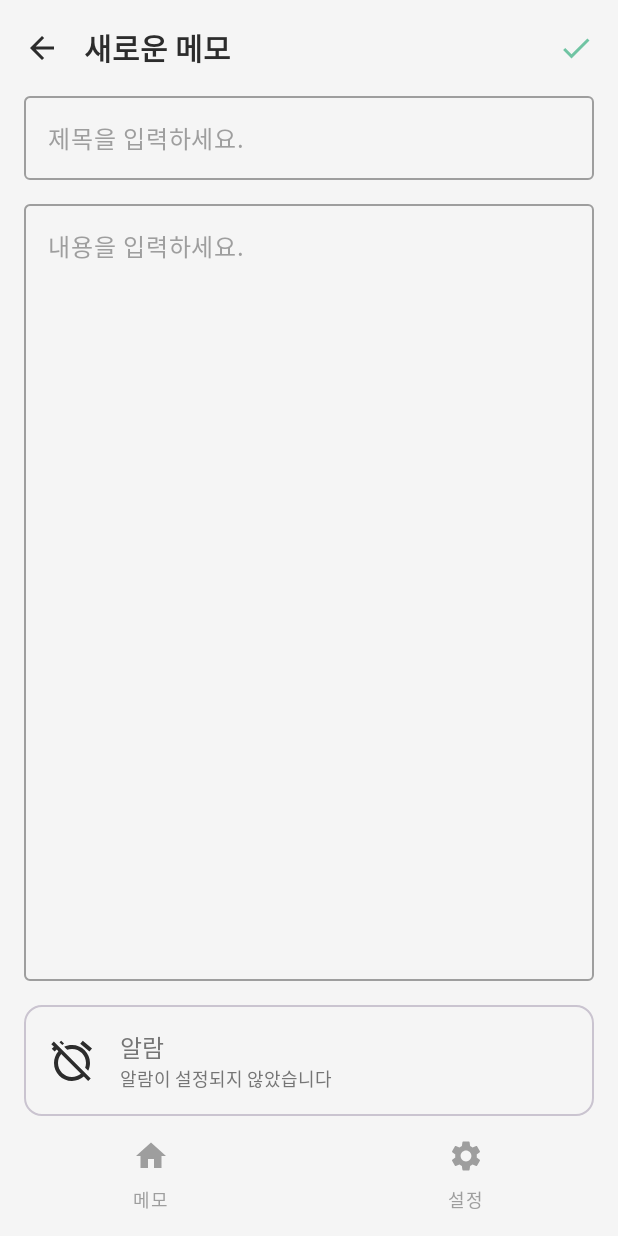
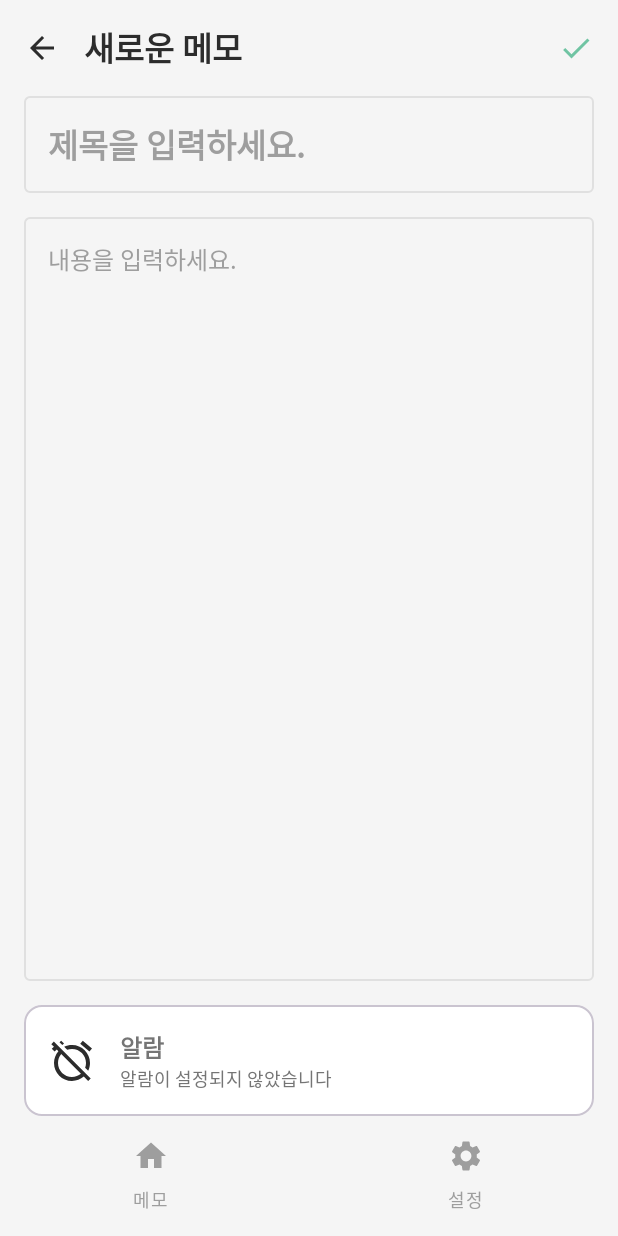
Before and after one commit to dev-minggyu/NoteApp, an Android app built with Jetpack Compose: the screen it shows after launch (MainActivity), after a tap on "메모 작성", on a phone screen of 412 x 824 dp. Run offline under Robolectric (Android 15) with nearby library versions, the phone set to English and light mode, and no system bars; our stand-ins replace Room's generated code; 1 other tap on this screen came first.

Commit message:
refactor: redefine color, typo

```diff
--- a/app/src/main/java/com/note/app/navigation/AppBottomNavigationBar.kt
+++ b/app/src/main/java/com/note/app/navigation/AppBottomNavigationBar.kt
@@ -11,7 +11,6 @@ import androidx.compose.material3.NavigationBarItemDefaults
 import androidx.compose.material3.Text
 import androidx.compose.runtime.Composable
 import androidx.compose.runtime.getValue
-import androidx.compose.ui.graphics.Color
 import androidx.compose.ui.graphics.vector.ImageVector
 import androidx.compose.ui.res.stringResource
 import androidx.navigation.NavController
@@ -38,8 +37,8 @@ fun AppBottomNavigationBar(navController: NavController) {
     )
 
     NavigationBar(
-        containerColor = AppTheme.colors.contentBackground,
-        contentColor = AppTheme.colors.toggleTint
+        containerColor = AppTheme.colors.background,
+        contentColor = AppTheme.colors.iconSecondary
     ) {
         val navBackStackEntry by navController.currentBackStackEntryAsState()
         val currentDestination = navBackStackEntry?.destination
@@ -61,11 +60,11 @@ fun AppBottomNavigationBar(navController: NavController) {
                     }
                 },
                 colors = NavigationBarItemDefaults.colors(
-                    selectedIconColor = Color(0xFF70C4A3),
-                    selectedTextColor = Color(0xFF70C4A3),
-                    unselectedIconColor = Color(0xFF9E9E9E),
-                    unselectedTextColor = Color(0xFF9E9E9E),
-                    indicatorColor = Color(0xFFE8F5F0)
+                    selectedIconColor = AppTheme.colors.primary,
+                    selectedTextColor = AppTheme.colors.primary,
+                    unselectedIconColor = AppTheme.colors.iconSecondary,
+                    unselectedTextColor = AppTheme.colors.iconSecondary,
+                    indicatorColor = AppTheme.colors.primaryContainer
                 )
             )
         }
--- a/feature/common/src/main/java/com/note/feature/common/ui/component/SimpleTextField.kt
+++ b/feature/common/src/main/java/com/note/feature/common/ui/component/SimpleTextField.kt
@@ -31,7 +31,7 @@ fun SimpleTextField(
     trailingIcon: @Composable (() -> Unit)? = null,
     singleLine: Boolean = true,
     textStyle: TextStyle = TextStyle(),
-    backgroundColor: Color = AppTheme.colors.contentBackground,
+    backgroundColor: Color = AppTheme.colors.background,
     shape: Shape = RoundedCornerShape(16.dp),
     contentPadding: PaddingValues = PaddingValues(horizontal = 10.dp, vertical = 10.dp),
     borderWidth: Dp = 1.dp,
--- a/feature/common/src/main/java/com/note/feature/common/ui/theme/AppTheme.kt
+++ b/feature/common/src/main/java/com/note/feature/common/ui/theme/AppTheme.kt
@@ -11,10 +11,7 @@ object AppTheme {
         @ReadOnlyComposable
         get() = LocalAppColors.current
 
-    val typo: Typo
-        @Composable
-        @ReadOnlyComposable
-        get() = LocalTypo
+    val typo: Typo = AppTypography
 }
 
 @Composable
@@ -25,7 +22,9 @@ fun AppTheme(
     content: @Composable () -> Unit
 ) {
     val appColors = if (darkTheme) DarkColors else LightColors
-    CompositionLocalProvider(LocalAppColors provides appColors) {
+    CompositionLocalProvider(
+        LocalAppColors provides appColors
+    ) {
         content()
     }
 }
--- a/feature/common/src/main/java/com/note/feature/common/ui/theme/Color.kt
+++ b/feature/common/src/main/java/com/note/feature/common/ui/theme/Color.kt
@@ -5,47 +5,50 @@ import androidx.compose.ui.graphics.Color
 
 data class Colors(
     val primary: Color,
-    val contentBackground: Color,
-    val titleText: Color,
-    val subTitleText: Color,
-    val cardBackground: Color,
-    val toggleTint: Color,
-    val fabTint: Color,
-    val topBarBackground: Color,
-    val emptyText: Color,
-    val boarder: Color,
-    val disable: Color,
-    val error: Color
+    val background: Color,
+    val surface: Color,
+    val textPrimary: Color,
+    val textSecondary: Color,
+    val textTertiary: Color,
+    val textDisabled: Color,
+    val iconPrimary: Color,
+    val iconSecondary: Color,
+    val border: Color,
+    val error: Color,
+    val success: Color,
+    val primaryContainer: Color
 )
 
 internal val LightColors = Colors(
     primary = Color(0xFF70C4A3),
-    contentBackground = Color(0xFFF5F5F5),
-    titleText = Color(0xFF2C2C2C),
-    subTitleText = Color(0xFF757575),
-    cardBackground = Color.White,
-    toggleTint = Color(0xFF9E9E9E),
-    fabTint = Color.White,
-    topBarBackground = Color(0xFFF5F5F5),
-    emptyText = Color(0xFF9E9E9E),
-    boarder = Color(0xFF000000),
-    disable = Color(0xFF9E9E9E),
-    error = Color(0xFFFF0000)
+    background = Color(0xFFF5F5F5),
+    surface = Color.White,
+    textPrimary = Color(0xFF2C2C2C),
+    textSecondary = Color(0xFF757575),
+    textTertiary = Color(0xFF9E9E9E),
+    textDisabled = Color(0xFFBDBDBD),
+    iconPrimary = Color(0xFF2C2C2C),
+    iconSecondary = Color(0xFF9E9E9E),
+    border = Color(0xFFE0E0E0),
+    error = Color(0xFFFF5252),
+    success = Color(0xFF4CAF50),
+    primaryContainer = Color(0xFFE8F5F0)
 )
 
 internal val DarkColors = Colors(
     primary = Color(0xFF70C4A3),
-    contentBackground = Color(0xFF2C2C2C),
-    titleText = Color(0xFFE0E0E0),
-    subTitleText = Color(0xFFB0B0B0),
-    cardBackground = Color(0xFF1E1E1E),
-    toggleTint = Color(0xFF757575),
-    fabTint = Color(0xFF2C2C2C),
-    topBarBackground = Color(0xFF1E1E1E),
-    emptyText = Color(0xFF757575),
-    boarder = Color(0xFFFFFFFF),
-    disable = Color(0xFF9E9E9E),
-    error = Color(0xFFFF0000)
+    background = Color(0xFF121212),
+    surface = Color(0xFF1E1E1E),
+    textPrimary = Color(0xFFE0E0E0),
+    textSecondary = Color(0xFFB0B0B0),
+    textTertiary = Color(0xFF757575),
+    textDisabled = Color(0xFF555555),
+    iconPrimary = Color(0xFFE0E0E0),
+    iconSecondary = Color(0xFF757575),
+    border = Color(0xFF333333),
+    error = Color(0xFFFF5252),
+    success = Color(0xFF4CAF50),
+    primaryContainer = Color(0xFF3A4D45)
 )
 
 internal val LocalAppColors = compositionLocalOf { LightColors }
--- a/feature/common/src/main/java/com/note/feature/common/ui/theme/Typo.kt
+++ b/feature/common/src/main/java/com/note/feature/common/ui/theme/Typo.kt
@@ -1,7 +1,9 @@
 package com.note.feature.common.ui.theme
+
 
 import androidx.compose.ui.text.PlatformTextStyle
 import androidx.compose.ui.text.TextStyle
+import androidx.compose.ui.text.font.FontWeight
 import androidx.compose.ui.text.style.LineHeightStyle
 import androidx.compose.ui.unit.sp
 
@@ -11,11 +13,31 @@ private val DefaultTextStyle = TextStyle.Default.copy(
 )
 
 data class Typo(
-    val headlineSmall: TextStyle
+    val headlineLarge: TextStyle,
+    val headlineMedium: TextStyle,
+    val headlineSmall: TextStyle,
+    val titleLarge: TextStyle,
+    val titleMedium: TextStyle,
+    val titleSmall: TextStyle,
+    val bodyLarge: TextStyle,
+    val bodyMedium: TextStyle,
+    val bodySmall: TextStyle,
+    val labelLarge: TextStyle,
+    val labelMedium: TextStyle,
+    val labelSmall: TextStyle
 )
 
-internal val LocalTypo = Typo(
-    headlineSmall = DefaultTextStyle.copy(
-        fontSize = 24.sp
-    )
+internal val AppTypography = Typo(
+    headlineLarge = DefaultTextStyle.copy(fontSize = 32.sp, fontWeight = FontWeight.Bold),
+    headlineMedium = DefaultTextStyle.copy(fontSize = 28.sp, fontWeight = FontWeight.Bold),
+    headlineSmall = DefaultTextStyle.copy(fontSize = 24.sp, fontWeight = FontWeight.Bold),
+    titleLarge = DefaultTextStyle.copy(fontSize = 22.sp, fontWeight = FontWeight.Bold),
+    titleMedium = DefaultTextStyle.copy(fontSize = 16.sp, fontWeight = FontWeight.Bold),
+    titleSmall = DefaultTextStyle.copy(fontSize = 14.sp, fontWeight = FontWeight.Bold),
+    bodyLarge = DefaultTextStyle.copy(fontSize = 16.sp, fontWeight = FontWeight.Normal),
+    bodyMedium = DefaultTextStyle.copy(fontSize = 14.sp, fontWeight = FontWeight.Normal),
+    bodySmall = DefaultTextStyle.copy(fontSize = 12.sp, fontWeight = FontWeight.Normal),
+    labelLarge = DefaultTextStyle.copy(fontSize = 14.sp, fontWeight = FontWeight.Medium),
+    labelMedium = DefaultTextStyle.copy(fontSize = 12.sp, fontWeight = FontWeight.Medium),
+    labelSmall = DefaultTextStyle.copy(fontSize = 11.sp, fontWeight = FontWeight.Medium)
 )
--- a/feature/main/src/main/java/com/note/feature/main/MainScreen.kt
+++ b/feature/main/src/main/java/com/note/feature/main/MainScreen.kt
@@ -70,7 +70,7 @@ fun MainScreen(
                 }
             )
         },
-        containerColor = AppTheme.colors.contentBackground,
+        containerColor = AppTheme.colors.background,
         contentWindowInsets = WindowInsets(0, 0, 0, 0)
     ) { paddingValues ->
         MainContent(
--- a/feature/main/src/main/java/com/note/feature/main/component/MainContent.kt
+++ b/feature/main/src/main/java/com/note/feature/main/component/MainContent.kt
@@ -5,15 +5,11 @@ import androidx.compose.foundation.layout.PaddingValues
 import androidx.compose.foundation.layout.fillMaxSize
 import androidx.compose.foundation.layout.padding
 import androidx.compose.material3.CircularProgressIndicator
-import androidx.compose.material3.Text
 import androidx.compose.runtime.Composable
 import androidx.compose.ui.Alignment
 import androidx.compose.ui.Modifier
-import androidx.compose.ui.res.stringResource
-import androidx.compose.ui.unit.sp
 import com.note.domain.model.Note
 import com.note.feature.common.ui.theme.AppTheme
-import com.note.feature.main.R
 import kotlinx.collections.immutable.ImmutableList
 
 @Composable
@@ -29,24 +25,12 @@ fun MainContent(
             .fillMaxSize()
             .padding(paddingValues)
     ) {
-        when {
-            isLoading -> {
+        if (isLoading) {
             CircularProgressIndicator(
                 modifier = Modifier.align(Alignment.Center),
                 color = AppTheme.colors.primary
             )
-            }
-
-            notes.isEmpty() -> {
-                Text(
-                    text = stringResource(R.string.main_empty_note_list),
-                    color = AppTheme.colors.emptyText,
-                    fontSize = 16.sp,
-                    modifier = Modifier.align(Alignment.Center)  // 추가
-                )
-            }
-
-            else -> {
+        } else {
             NoteList(
                 notes = notes,
                 isGrid = isGrid,
@@ -55,4 +39,3 @@ fun MainContent(
         }
     }
 }
-}
--- a/feature/main/src/main/java/com/note/feature/main/component/MainFab.kt
+++ b/feature/main/src/main/java/com/note/feature/main/component/MainFab.kt
@@ -8,6 +8,7 @@ import androidx.compose.material3.FloatingActionButton
 import androidx.compose.material3.Icon
 import androidx.compose.runtime.Composable
 import androidx.compose.ui.Modifier
+import androidx.compose.ui.graphics.Color
 import androidx.compose.ui.res.stringResource
 import androidx.compose.ui.unit.dp
 import com.note.feature.common.ui.theme.AppTheme
@@ -24,7 +25,7 @@ fun MainFab(onClick: () -> Unit) {
         Icon(
             imageVector = Icons.Default.Add,
             contentDescription = stringResource(R.string.main_add_note),
-            tint = AppTheme.colors.fabTint
+            tint = Color.White
         )
     }
 }
--- a/feature/main/src/main/java/com/note/feature/main/component/MainTopBar.kt
+++ b/feature/main/src/main/java/com/note/feature/main/component/MainTopBar.kt
@@ -5,8 +5,10 @@ import androidx.compose.foundation.layout.fillMaxWidth
 import androidx.compose.foundation.layout.size
 import androidx.compose.material.icons.Icons
 import androidx.compose.material.icons.filled.Close
+import androidx.compose.material.icons.filled.GridView
 import androidx.compose.material.icons.filled.Menu
 import androidx.compose.material.icons.filled.Search
+import androidx.compose.material.icons.filled.ViewList
 import androidx.compose.material3.ExperimentalMaterial3Api
 import androidx.compose.material3.Icon
 import androidx.compose.material3.IconButton
@@ -47,21 +49,23 @@ fun MainTopBar(
         actions = {
             IconButton(onClick = onToggleListMode) {
                 Icon(
-                    modifier = Modifier.rotate(toggleButtonDegree),
-                    imageVector = Icons.Default.Menu,
-                    contentDescription = stringResource(R.string.main_change_note_list_layout),
-                    tint = AppTheme.colors.toggleTint,
+                    imageVector = if (isGrid) Icons.Default.ViewList else Icons.Default.GridView,
+                    contentDescription = null,
+                    tint = AppTheme.colors.iconSecondary,
+                    modifier = Modifier
+                        .size(24.dp)
+                        .rotate(toggleButtonDegree)
                 )
             }
         },
         colors = TopAppBarDefaults.topAppBarColors(
-            containerColor = AppTheme.colors.contentBackground
+            containerColor = AppTheme.colors.background
         )
     )
 }
 
 @Composable
-private fun MainSearchBar(
+fun MainSearchBar(
     searchQuery: String,
     onSearchQueryChange: (String) -> Unit
 ) {
--- a/feature/notedetail/src/main/java/com/note/feature/notedetail/NoteDetailScreen.kt
+++ b/feature/notedetail/src/main/java/com/note/feature/notedetail/NoteDetailScreen.kt
@@ -87,7 +87,7 @@ fun NoteDetailScreen(
                 onSaveNote = { viewModel.sendAction(NoteDetailContract.Action.SaveNote) }
             )
         },
-        containerColor = AppTheme.colors.contentBackground
+        containerColor = AppTheme.colors.background
     ) { paddingValues ->
         Column(
             modifier = Modifier
--- a/feature/notedetail/src/main/java/com/note/feature/notedetail/component/NoteDetailAlarmSection.kt
+++ b/feature/notedetail/src/main/java/com/note/feature/notedetail/component/NoteDetailAlarmSection.kt
@@ -33,7 +33,6 @@ import androidx.compose.ui.graphics.Color
 import androidx.compose.ui.platform.LocalContext
 import androidx.compose.ui.res.stringResource
 import androidx.compose.ui.unit.dp
-import androidx.compose.ui.unit.sp
 import com.google.accompanist.permissions.ExperimentalPermissionsApi
 import com.google.accompanist.permissions.isGranted
 import com.google.accompanist.permissions.rememberPermissionState
@@ -89,7 +88,7 @@ fun NoteAlarmSection(
                     showPermissionDialog = true
                 }
             },
-        colors = CardDefaults.cardColors(containerColor = AppTheme.colors.contentBackground)
+        colors = CardDefaults.cardColors(containerColor = AppTheme.colors.surface)
     ) {
         Row(
             modifier = Modifier
@@ -106,7 +105,7 @@ fun NoteAlarmSection(
                     modifier = Modifier.size(32.dp),
                     imageVector = if (isAlarmEnabled) Icons.Default.Alarm else Icons.Default.AlarmOff,
                     contentDescription = null,
-                    tint = AppTheme.colors.titleText
+                    tint = AppTheme.colors.textPrimary
                 )
 
                 Spacer(modifier = Modifier.width(16.dp))
@@ -114,14 +113,14 @@ fun NoteAlarmSection(
                 Column {
                     Text(
                         text = stringResource(R.string.alarm_title),
-                        fontSize = 16.sp,
-                        color = AppTheme.colors.subTitleText
+                        style = AppTheme.typo.titleMedium,
+                        color = AppTheme.colors.textSecondary
                     )
                     Text(
                         text = alarmTime?.dateFormat(stringResource(R.string.datetime_format))
                             ?: stringResource(R.string.alarm_not_set),
-                        fontSize = 12.sp,
-                        color = AppTheme.colors.subTitleText
+                        style = AppTheme.typo.bodySmall,
+                        color = AppTheme.colors.textSecondary
                     )
                 }
             }
@@ -131,9 +130,9 @@ fun NoteAlarmSection(
                     checked = isAlarmEnabled,
                     onCheckedChange = { onToggleAlarm(it) },
                     colors = SwitchDefaults.colors(
-                        checkedTrackColor = AppTheme.colors.toggleTint,
+                        checkedTrackColor = AppTheme.colors.iconSecondary,
                         checkedThumbColor = AppTheme.colors.primary,
-                        uncheckedTrackColor = AppTheme.colors.toggleTint,
+                        uncheckedTrackColor = AppTheme.colors.iconSecondary,
                         uncheckedThumbColor = Color.White
                     )
                 )
--- a/feature/notedetail/src/main/java/com/note/feature/notedetail/component/NoteDetailContentSection.kt
+++ b/feature/notedetail/src/main/java/com/note/feature/notedetail/component/NoteDetailContentSection.kt
@@ -14,9 +14,7 @@ import androidx.compose.material3.Text
 import androidx.compose.runtime.Composable
 import androidx.compose.ui.Modifier
 import androidx.compose.ui.res.stringResource
-import androidx.compose.ui.text.font.FontWeight
 import androidx.compose.ui.unit.dp
-import androidx.compose.ui.unit.sp
 import com.note.feature.common.ui.theme.AppTheme
 import com.note.feature.notedetail.R
 
@@ -46,17 +44,16 @@ fun NoteDetailContentSection(
                 placeholder = {
                     Text(
                         text = stringResource(R.string.note_detail_placeholder_title),
-                        color = AppTheme.colors.emptyText
+                        color = AppTheme.colors.textTertiary,
+                        style = AppTheme.typo.titleLarge
                     )
                 },
                 textStyle = LocalTextStyle.current.copy(
-                    fontSize = 20.sp,
-                    fontWeight = FontWeight.Bold,
-                    color = AppTheme.colors.titleText
-                ),
+                    color = AppTheme.colors.textPrimary
+                ).merge(AppTheme.typo.titleLarge),
                 colors = OutlinedTextFieldDefaults.colors(
                     focusedBorderColor = AppTheme.colors.primary,
-                    unfocusedBorderColor = AppTheme.colors.emptyText
+                    unfocusedBorderColor = AppTheme.colors.border
                 )
             )
 
@@ -71,16 +68,16 @@ fun NoteDetailContentSection(
                 placeholder = {
                     Text(
                         text = stringResource(R.string.note_detail_placeholder_content),
-                        color = AppTheme.colors.emptyText
+                        color = AppTheme.colors.textTertiary,
+                        style = AppTheme.typo.bodyLarge
                     )
                 },
                 textStyle = LocalTextStyle.current.copy(
-                    fontSize = 16.sp,
-                    color = AppTheme.colors.titleText
-                ),
+                    color = AppTheme.colors.textPrimary
+                ).merge(AppTheme.typo.bodyLarge),
                 colors = OutlinedTextFieldDefaults.colors(
                     focusedBorderColor = AppTheme.colors.primary,
-                    unfocusedBorderColor = AppTheme.colors.emptyText
+                    unfocusedBorderColor = AppTheme.colors.border
                 )
             )
         }
--- a/feature/notedetail/src/main/java/com/note/feature/notedetail/component/NoteDetailTopBar.kt
+++ b/feature/notedetail/src/main/java/com/note/feature/notedetail/component/NoteDetailTopBar.kt
@@ -14,9 +14,7 @@ import androidx.compose.material3.TopAppBarDefaults
 import androidx.compose.runtime.Composable
 import androidx.compose.ui.Modifier
 import androidx.compose.ui.res.stringResource
-import androidx.compose.ui.text.font.FontWeight
 import androidx.compose.ui.unit.dp
-import androidx.compose.ui.unit.sp
 import com.note.feature.common.ui.theme.AppTheme
 import com.note.feature.notedetail.R
 
@@ -36,9 +34,8 @@ fun NoteDetailTopBar(
                 } else {
                     stringResource(R.string.note_detail_title_edit)
                 },
-                fontSize = 20.sp,
-                fontWeight = FontWeight.Bold,
-                color = AppTheme.colors.titleText
+                style = AppTheme.typo.titleLarge,
+                color = AppTheme.colors.textPrimary
             )
         },
         navigationIcon = {
@@ -46,7 +43,7 @@ fun NoteDetailTopBar(
                 Icon(
                     imageVector = Icons.Default.ArrowBack,
                     contentDescription = stringResource(R.string.note_detail_back),
-                    tint = AppTheme.colors.titleText
+                    tint = AppTheme.colors.textPrimary
                 )
             }
         },
@@ -71,7 +68,7 @@ fun NoteDetailTopBar(
             }
         },
         colors = TopAppBarDefaults.topAppBarColors(
-            containerColor = AppTheme.colors.contentBackground
+            containerColor = AppTheme.colors.background
         )
     )
 }
```
Also changed, not shown: feature/main/src/main/java/com/note/feature/main/component/NoteList.kt (+9 -12 lines), feature/notedetail/src/main/java/com/note/feature/notedetail/component/AlarmPermissionDialog.kt (+15 -15 lines), feature/notedetail/src/main/java/com/note/feature/notedetail/component/AlarmSettingDialog.kt (+24 -24 lines). Lines whose indentation alone changed are shown as unchanged.
